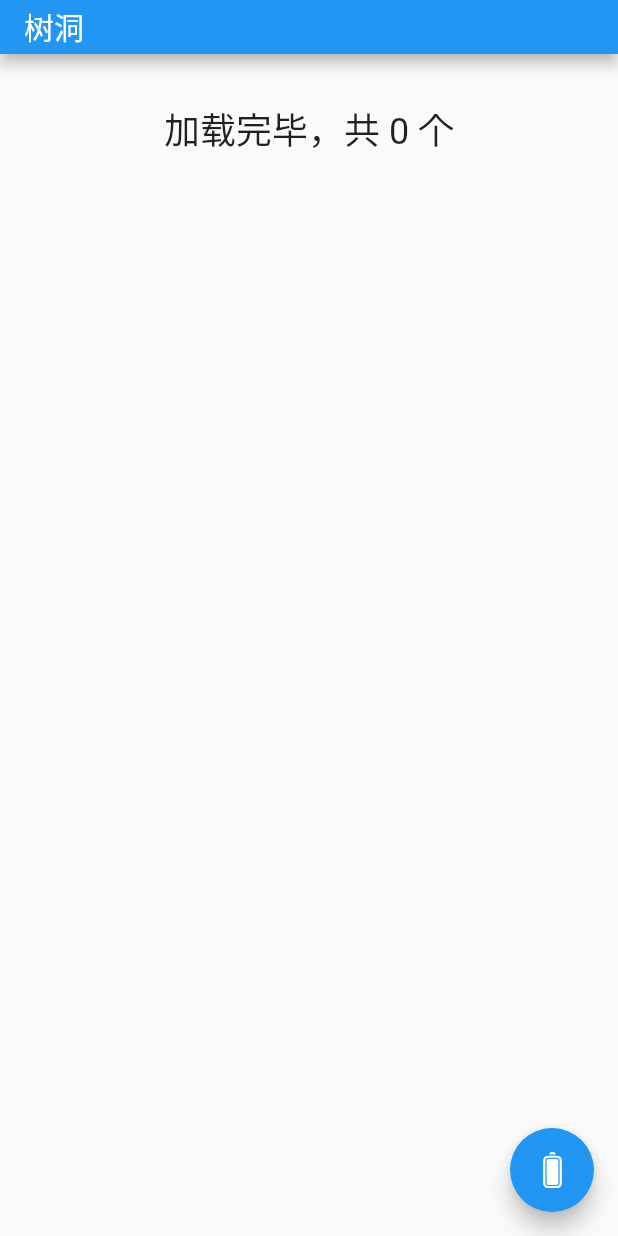
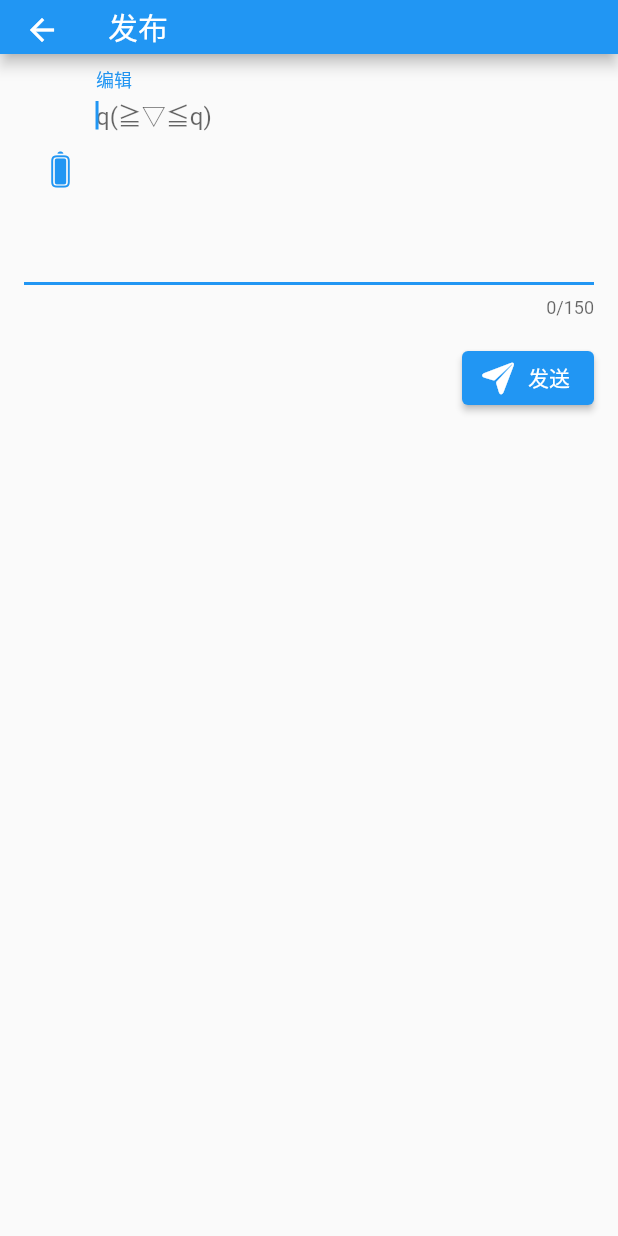
Before and after one commit to Core2002/tree_hole, a Flutter app: the screen it shows after launch, after a tap on an icon or button, on a phone screen of 412 x 824 dp. Run offline on Flutter 3.47's test engine with Material 2 defaults, Android fonts, the phone set to English and light mode, and no system bars; network calls fail.

Commit message:
新增发送页面

```diff
--- a/lib/main.dart
+++ b/lib/main.dart
@@ -1,5 +1,7 @@
 import 'package:flutter/material.dart';
 import 'package:tree_hole/page/main_page.dart';
+
+import 'page/send_page.dart';
 
 void main() {
   runApp(const MyApp());
@@ -15,6 +17,7 @@ class MyApp extends StatelessWidget {
       theme: ThemeData(primarySwatch: Colors.blue),
       routes: {
         "/": (context) => const MyHomePage(title: '树洞'),
+        "/send_page":(context) => const SendPage(title: '发布'),
       },
     );
   }
--- a/lib/page/main_page.dart
+++ b/lib/page/main_page.dart
@@ -13,6 +13,7 @@ class _MyHomePageState extends State<MyHomePage> {
   int _counter = 0;
 
   void _incrementCounter() {
+    Navigator.pushNamed(context, "/send_page");
     setState(() {
       _counter++;
     });
--- /dev/null
+++ b/lib/page/send_page.dart
@@ -0,0 +1,50 @@
+import 'package:flutter/cupertino.dart';
+import 'package:flutter/material.dart';
+
+class SendPage extends StatefulWidget {
+  const SendPage({super.key, required this.title});
+  final String title;
+  @override
+  State<SendPage> createState() => _SendPageState();
+}
+
+class _SendPageState extends State<SendPage> {
+  @override
+  Widget build(BuildContext context) {
+    return Scaffold(
+      appBar: AppBar(
+        title: Text(widget.title),
+        toolbarHeight: 36,
+      ),
+      body: Padding(
+        padding: const EdgeInsets.fromLTRB(16, 0, 16, 0),
+        child: Column(
+          children: [
+            TextField(
+              autofocus: true,
+              maxLength: 150,
+              maxLines: 6,
+              decoration: InputDecoration(
+                labelText: "编辑",
+                hintText: "q(≧▽≦q)",
+                prefixIcon: Transform.rotate(
+                  angle: -90 * 3.1415926 / 180,
+                  child: const Icon(CupertinoIcons.battery_full),
+                ),
+              ),
+            ),
+            const Padding(padding: EdgeInsets.fromLTRB(0, 8, 0, 8)),
+            Align(
+              alignment: Alignment.bottomRight,
+              child: ElevatedButton.icon(
+                icon: const Icon(CupertinoIcons.paperplane_fill),
+                label: const Text("发送"),
+                onPressed: () {},
+              ),
+            ),
+          ],
+        ),
+      ),
+    );
+  }
+}
```
